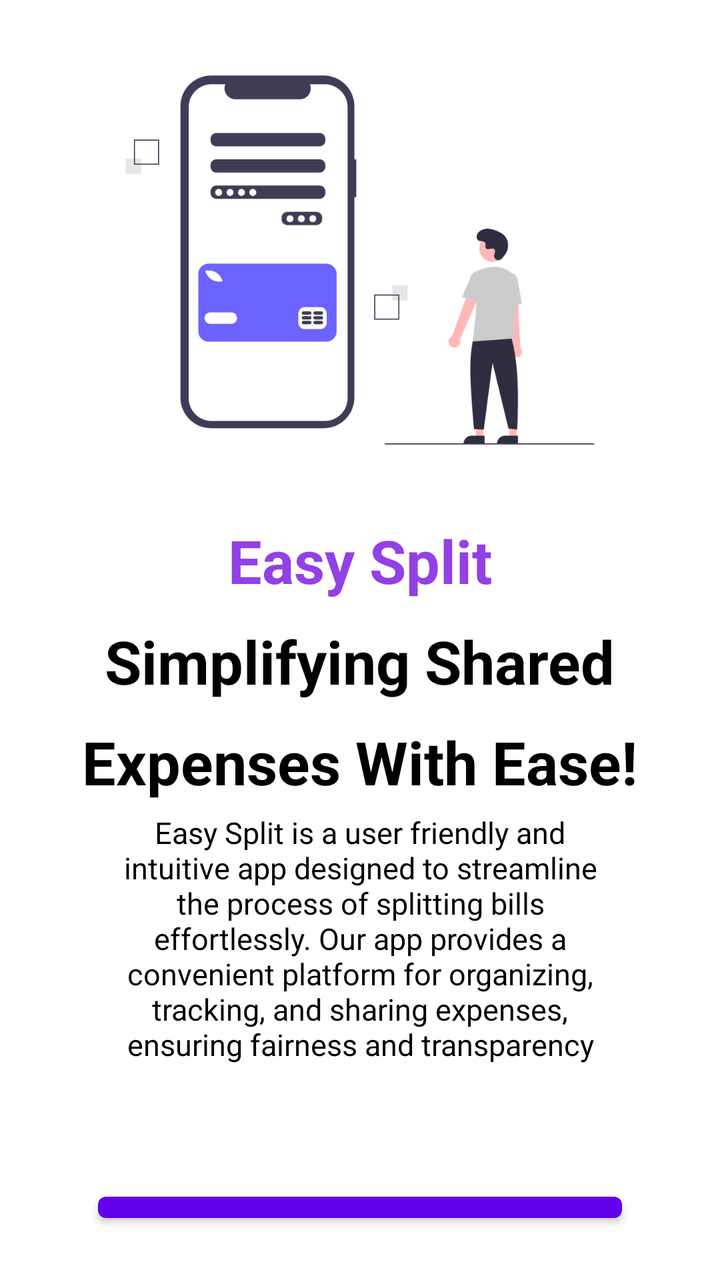
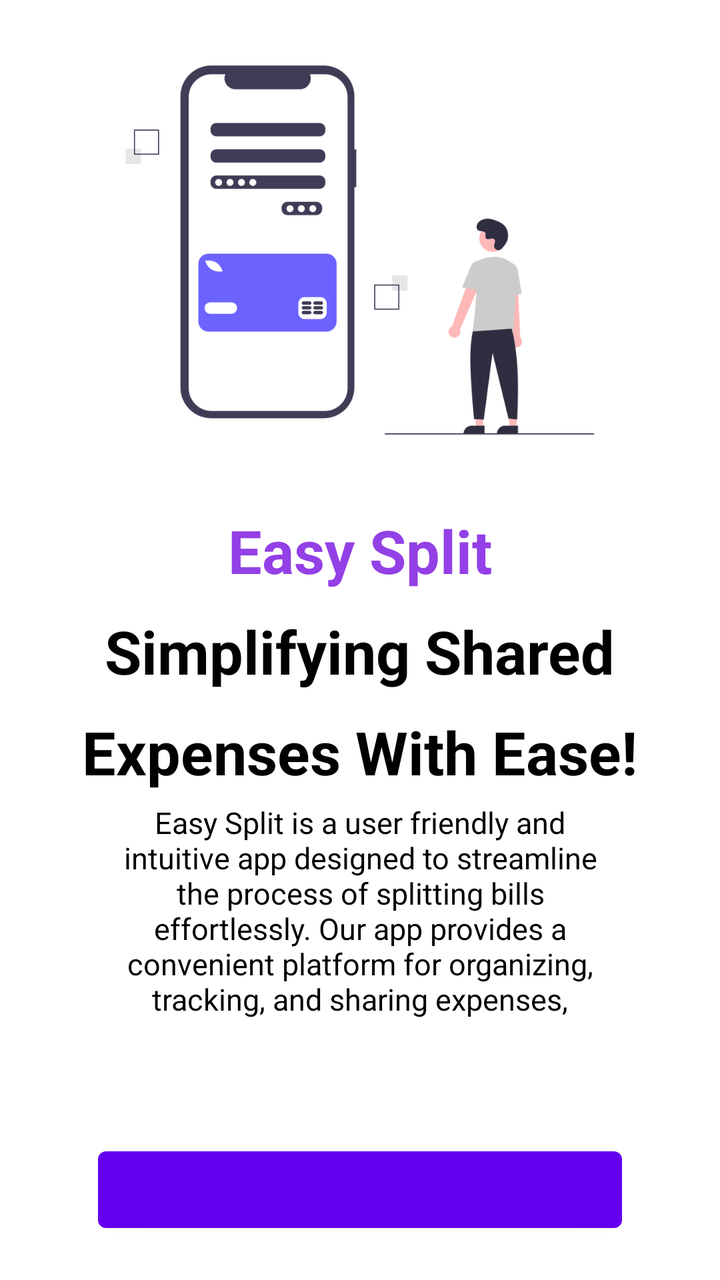

Screens rendered from an Android XML layout before and after an edit, with the pre-edit source and the edit as a unified diff.
<!-- AndroidManifest.xml: application theme Theme.SplitYourBill -->
<!-- res/layout/activity_main.xml -->
<?xml version="1.0" encoding="utf-8"?>
<LinearLayout xmlns:android="http://schemas.android.com/apk/res/android"
    xmlns:card_view="http://schemas.android.com/apk/res-auto"
    xmlns:tools="http://schemas.android.com/tools"
    android:id="@+id/linearlayout"
    android:layout_width="match_parent"
    android:layout_height="match_parent"
    android:background="@color/white"
    android:gravity="center"
    android:orientation="vertical"
    android:padding="5dp"
    tools:context=".MainActivity">


    <LinearLayout
        android:layout_width="wrap_content"
        android:layout_height="wrap_content"
        android:gravity="center"
        android:visibility="visible"
        android:id="@+id/initialHomePage"
        android:orientation="vertical">

        <ImageView
            android:id="@+id/i1"
            android:layout_width="300dp"
            android:layout_height="250dp"
            android:src="@drawable/front"
            android:contentDescription="@string/just_a_icon" />


        <TextView
            android:id="@+id/t1"
            android:layout_width="wrap_content"
            android:layout_height="wrap_content"
            android:layout_gravity="center_horizontal"
            android:padding="5dp"
            android:text="@string/nameOfApp"
            android:textColor="#9340E6"
            android:textSize="30sp"
            android:textStyle="bold"

            />

        <TextView
            android:id="@+id/t2"
            android:layout_width="wrap_content"
            android:layout_height="wrap_content"
            android:layout_gravity="center_horizontal"
            android:padding="5dp"
            android:text="@string/simplifying_shared"
            android:textColor="@color/black"
            android:textSize="30sp"
            android:textStyle="bold"

            />

        <TextView
            android:id="@+id/t3"
            android:layout_width="wrap_content"
            android:layout_height="wrap_content"
            android:layout_gravity="center_horizontal"
            android:padding="5dp"
            android:text="@string/expenses_with_ease"
            android:textColor="@color/black"
            android:textSize="30sp"
            android:textStyle="bold"

            />

        <TextView
            android:id="@+id/t4"
            android:layout_width="match_parent"
            android:layout_height="wrap_content"
            android:layout_marginLeft="30dp"
            android:layout_marginRight="30dp"
            android:layout_marginBottom="60dp"
            android:text="@string/intro"
            android:textAlignment="center"
            android:textColor="@color/black"
            android:textSize="15sp" />


        <Button
            android:id="@+id/createGroupButton"
            android:layout_width="wrap_content"
            android:layout_height="wrap_content"
            android:layout_marginBottom="20dp"
            android:padding="20dp"
            android:text="@string/create_group"
            android:textSize="20sp"
            android:textStyle="bold" />
    </LinearLayout>

    <LinearLayout
        android:layout_width="match_parent"
        android:layout_height="wrap_content"
        android:orientation="vertical"
        android:gravity="center"
        android:visibility="gone"
        android:id="@+id/summeryHomePage"
        >

        <TextView
            android:id="@+id/textViewTopName"
            android:layout_width="wrap_content"
            android:layout_height="wrap_content"
            android:layout_gravity="left"
            android:layout_marginStart="30dp"
            android:layout_marginTop="10dp"
            android:layout_marginBottom="2dp"
            android:text="@string/easy_split"
            android:textColor="@color/white"
            android:textSize="20sp"
            android:textStyle="bold"

            tools:ignore="RtlHardcoded" />


        <TextView
            android:id="@+id/textViewTop"
            android:layout_width="wrap_content"
            android:layout_height="wrap_content"
            android:layout_gravity="left"
            android:layout_marginLeft="30dp"
            android:layout_marginTop="5dp"
            android:layout_marginBottom="20dp"
            android:text="@string/split_your_bill"
            android:textColor="@color/white"
            android:textSize="25sp"
            android:textStyle="bold"

            tools:ignore="RtlHardcoded" />


        <LinearLayout
            android:layout_width="match_parent"
            android:layout_height="wrap_content"
            android:gravity="center"
            android:orientation="horizontal">

            <TextView
                android:id="@+id/textViewGroupName"
                android:layout_width="0dp"
                android:layout_height="wrap_content"
                android:layout_gravity="center_horizontal"
                android:layout_weight="1"
                android:gravity="center"
                android:layout_marginLeft="70dp"
                android:layout_marginBottom="20dp"
                android:text="@string/group_name"
                android:textColor="@color/white"
                android:textSize="25sp"
                android:textStyle="bold"

                tools:ignore="RtlHardcoded" />

            <Button
                android:id="@+id/editPersonButton"
                android:layout_width="70dp"
                android:layout_height="70dp"
                android:layout_gravity="bottom"
                android:background="@color/transparent"
                android:drawableTop="@drawable/adduser"
                android:textColor="@color/black"

                />
        </LinearLayout>


        <com.google.android.material.card.MaterialCardView
            android:id="@+id/card_view_inner"
            android:layout_width="match_parent"
            android:layout_height="wrap_content"
            android:layout_gravity="center"
            android:layout_marginLeft="30dp"
            android:layout_marginRight="30dp"
            android:layout_marginBottom="20dp"
            android:background="@color/white"
            card_view:cardBackgroundColor="@color/white"

            card_view:cardCornerRadius="10dp"
            card_view:cardElevation="0dp">


            <ListView
                android:id="@+id/lv1"
                android:layout_width="match_parent"
                android:layout_height="500dp"
                android:background="@color/white"
                android:divider="@color/transparent"
                android:padding="5dp"
                android:scrollbars="none"


                />

            <TextView
                android:id="@+id/noPersonText"
                android:layout_width="wrap_content"
                android:layout_height="wrap_content"
                android:textSize="20sp"
                android:layout_gravity="center"
                android:text="@string/no_person_found"
                android:textColor="@color/black"
                android:visibility="gone"
                />


        </com.google.android.material.card.MaterialCardView>


        <Button
            android:id="@+id/splitButton"
            android:layout_width="wrap_content"
            android:layout_height="wrap_content"
            android:layout_marginBottom="20dp"
            android:padding="20dp"
            android:text="@string/settle_up"
            android:textSize="20sp"
            android:textStyle="bold"
            />


        <LinearLayout
            android:layout_width="match_parent"
            android:layout_height="wrap_content"
            android:layout_gravity="center"

            android:background="@color/white"

            android:gravity="bottom">

            <Button
                android:id="@+id/showTransButton"
                android:layout_width="0dp"
                android:layout_height="80dp"
                android:layout_gravity="bottom"
                android:layout_marginBottom="10dp"
                android:layout_weight="1"
                android:background="@color/transparent"
                android:drawableTop="@drawable/paid"
                android:padding="5dp"
                android:text="@string/view_transaction"
                android:textColor="@color/black"
                android:textSize="10sp"
                android:textStyle="bold"

                tools:ignore="SmallSp" />

            <Button
                android:id="@+id/addTransButton"
                android:layout_width="0dp"
                android:layout_height="100dp"
                android:layout_gravity="bottom"
                android:layout_marginBottom="10dp"
                android:layout_weight="1"
                android:background="@color/transparent"
                android:drawableTop="@drawable/plus1"
                android:padding="5dp"
                android:text="@string/add_transaction"
                android:textColor="@color/black"
                android:textSize="11sp"
                android:textStyle="bold"
                 />

            <Button
                android:id="@+id/resetButton"
                android:layout_width="0dp"
                android:layout_height="80dp"
                android:layout_gravity="bottom"
                android:layout_marginBottom="10dp"
                android:layout_weight="1"
                android:background="@color/transparent"
                android:drawableTop="@drawable/reset"
                android:padding="5dp"
                android:text="@string/reset"
                android:textColor="@color/black"
                android:textSize="11sp"
                android:textStyle="bold"

                />

        </LinearLayout>

    </LinearLayout>

</LinearLayout>
<!-- resources referenced by this layout -->
<resources>
  <color name="black">#FF000000</color>
  <color name="transparent">#00FFFFFF</color>
  <color name="white">#FFFFFFFF</color>
  <!-- drawable adduser: png bitmap (drawable, 508 bytes) -->
  <!-- drawable front: png bitmap (drawable, 28688 bytes) -->
  <!-- drawable paid: png bitmap (drawable, 299 bytes) -->
  <!-- drawable plus1: png bitmap (drawable, 175 bytes) -->
  <!-- drawable reset: png bitmap (drawable, 388 bytes) -->
  <string name="add_transaction">Add Transaction</string>
  <string name="create_group">Create New Group</string>
  <string name="easy_split">Easy Split</string>
  <string name="expenses_with_ease">Expenses With Ease!</string>
  <string name="group_name">Group Name</string>
  <string name="intro">Easy Split is a user friendly and intuitive app designed to streamline the process of splitting bills effortlessly. Our app provides a convenient platform for organizing, tracking, and sharing expenses, ensuring fairness and transparency in every transaction</string>
  <string name="just_a_icon">Just a Icon</string>
  <string name="nameOfApp">Easy Split</string>
  <string name="no_person_found">No Person Found!!</string>
  <string name="reset">Reset</string>
  <string name="settle_up">Settle Up</string>
  <string name="simplifying_shared">Simplifying Shared</string>
  <string name="split_your_bill">Split Your Bill</string>
  <string name="view_transaction">View Transaction</string>
  <style name="Theme.SplitYourBill" parent="Theme.MaterialComponents.Light.NoActionBar">
  
  
  
      </style>
</resources>

<!-- the commit's change to res/layout/activity_main.xml (unified diff, before → after) -->
@@ -2,13 +2,11 @@
 <LinearLayout xmlns:android="http://schemas.android.com/apk/res/android"
     xmlns:card_view="http://schemas.android.com/apk/res-auto"
     xmlns:tools="http://schemas.android.com/tools"
-    android:id="@+id/linearlayout"
     android:layout_width="match_parent"
     android:layout_height="match_parent"
     android:background="@color/white"
     android:gravity="center"
     android:orientation="vertical"
-    android:padding="5dp"
     tools:context=".MainActivity">
 
 
@@ -97,6 +95,8 @@
         android:orientation="vertical"
         android:gravity="center"
         android:visibility="gone"
+        android:background="@drawable/background"
+        android:padding="5dp"
         android:id="@+id/summeryHomePage"
         >
 
<!-- resource entries referenced after the edit -->
@@ -4,6 +4,7 @@
   <color name="transparent">#00FFFFFF</color>
   <color name="white">#FFFFFFFF</color>
   <!-- drawable adduser: png bitmap (drawable, 508 bytes) -->
+  <!-- drawable background: png bitmap (drawable, 30810 bytes) -->
   <!-- drawable front: png bitmap (drawable, 28688 bytes) -->
   <!-- drawable paid: png bitmap (drawable, 299 bytes) -->
   <!-- drawable plus1: png bitmap (drawable, 175 bytes) -->
